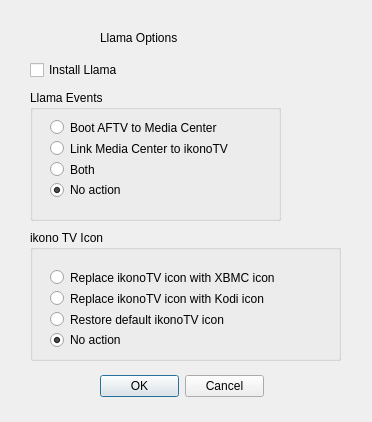
kbrack1/adbFire, file llamadialog.ui: the form before one commit.
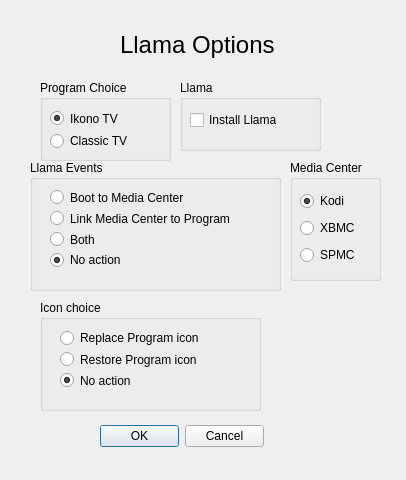
The form after the commit.

What changed in the file:
```diff
--- a/llamadialog.ui
+++ b/llamadialog.ui
@@ -6,8 +6,8 @@
    <rect>
     <x>0</x>
     <y>0</y>
-    <width>372</width>
-    <height>422</height>
+    <width>406</width>
+    <height>480</height>
    </rect>
   </property>
   <property name="windowTitle">
@@ -16,21 +16,21 @@
   <widget class="QLabel" name="label">
    <property name="geometry">
     <rect>
-     <x>100</x>
+     <x>120</x>
      <y>30</y>
-     <width>141</width>
-     <height>16</height>
+     <width>181</width>
+     <height>31</height>
     </rect>
    </property>
    <property name="text">
-    <string>Llama Options</string>
+    <string>&lt;html&gt;&lt;head/&gt;&lt;body&gt;&lt;p&gt;&lt;span style=&quot; font-size:18pt;&quot;&gt;Llama Options&lt;/span&gt;&lt;/p&gt;&lt;/body&gt;&lt;/html&gt;</string>
    </property>
   </widget>
   <widget class="QGroupBox" name="groupBox">
    <property name="geometry">
     <rect>
      <x>30</x>
-     <y>90</y>
+     <y>160</y>
      <width>251</width>
      <height>131</height>
     </rect>
@@ -43,7 +43,7 @@
      <rect>
       <x>20</x>
       <y>30</y>
-      <width>209</width>
+      <width>211</width>
       <height>77</height>
      </rect>
     </property>
@@ -54,7 +54,7 @@
         <string>&lt;html&gt;&lt;head/&gt;&lt;body&gt;&lt;p&gt;When the AFTV boots, XBMC automatically starts.&lt;/p&gt;&lt;/body&gt;&lt;/html&gt;</string>
        </property>
        <property name="text">
-        <string>Boot AFTV to Media Center</string>
+        <string>Boot to Media Center</string>
        </property>
        <property name="checked">
         <bool>false</bool>
@@ -67,7 +67,7 @@
         <string>&lt;html&gt;&lt;head/&gt;&lt;body&gt;&lt;p&gt;When Classic TV is launched, XBMC starts.&lt;/p&gt;&lt;/body&gt;&lt;/html&gt;</string>
        </property>
        <property name="text">
-        <string>Link Media Center to ikonoTV</string>
+        <string>Link Media Center to Program</string>
        </property>
        <property name="checked">
         <bool>false</bool>
@@ -103,41 +103,25 @@
     </layout>
    </widget>
   </widget>
-  <widget class="QCheckBox" name="llamacheckBox">
-   <property name="geometry">
-    <rect>
-     <x>30</x>
-     <y>60</y>
-     <width>121</width>
-     <height>20</height>
-    </rect>
-   </property>
-   <property name="toolTip">
-    <string>&lt;html&gt;&lt;head/&gt;&lt;body&gt;&lt;p&gt;Install Llama or update Llama Events&lt;/p&gt;&lt;/body&gt;&lt;/html&gt;</string>
-   </property>
-   <property name="text">
-    <string>Install Llama</string>
-   </property>
-  </widget>
   <widget class="QGroupBox" name="groupBox_2">
    <property name="geometry">
     <rect>
-     <x>30</x>
-     <y>230</y>
-     <width>311</width>
-     <height>131</height>
+     <x>40</x>
+     <y>300</y>
+     <width>221</width>
+     <height>111</height>
     </rect>
    </property>
    <property name="title">
-    <string>ikono TV Icon</string>
+    <string>Icon choice</string>
    </property>
-   <widget class="QWidget" name="layoutWidget">
+   <widget class="QWidget" name="">
     <property name="geometry">
      <rect>
       <x>20</x>
-      <y>40</y>
-      <width>275</width>
-      <height>77</height>
+      <y>30</y>
+      <width>167</width>
+      <height>58</height>
      </rect>
     </property>
     <layout class="QVBoxLayout" name="verticalLayout_2">
@@ -147,10 +131,7 @@
         <string>&lt;html&gt;&lt;head/&gt;&lt;body&gt;&lt;p&gt;Replace Classic TV icon with XBMC icon&lt;/p&gt;&lt;/body&gt;&lt;/html&gt;</string>
        </property>
        <property name="text">
-        <string>Replace ikonoTV icon with XBMC icon</string>
-       </property>
-       <property name="checked">
-        <bool>false</bool>
+        <string>Replace Program icon </string>
        </property>
       </widget>
      </item>
@@ -160,23 +141,13 @@
         <string>&lt;html&gt;&lt;head/&gt;&lt;body&gt;&lt;p&gt;Restore default Classic TV icon&lt;/p&gt;&lt;/body&gt;&lt;/html&gt;</string>
        </property>
        <property name="text">
-        <string>Replace ikonoTV icon with Kodi icon</string>
+        <string>Restore Program icon</string>
        </property>
       </widget>
      </item>
      <item>
       <widget class="QRadioButton" name="ctvradio3">
        <property name="toolTip">
-        <string>&lt;html&gt;&lt;head/&gt;&lt;body&gt;&lt;p&gt;Restore default Classic TV icon&lt;/p&gt;&lt;/body&gt;&lt;/html&gt;</string>
-       </property>
-       <property name="text">
-        <string>Restore default ikonoTV icon</string>
-       </property>
-      </widget>
-     </item>
-     <item>
-      <widget class="QRadioButton" name="ctvradio4">
-       <property name="toolTip">
         <string>&lt;html&gt;&lt;head/&gt;&lt;body&gt;&lt;p&gt;Do nothing &lt;/p&gt;&lt;/body&gt;&lt;/html&gt;</string>
        </property>
        <property name="text">
@@ -190,11 +161,146 @@
     </layout>
    </widget>
   </widget>
-  <widget class="QWidget" name="layoutWidget">
+  <widget class="QGroupBox" name="groupBox_3">
+   <property name="geometry">
+    <rect>
+     <x>40</x>
+     <y>80</y>
+     <width>131</width>
+     <height>81</height>
+    </rect>
+   </property>
+   <property name="title">
+    <string>Program Choice</string>
+   </property>
+   <widget class="QWidget" name="layoutWidget">
+    <property name="geometry">
+     <rect>
+      <x>10</x>
+      <y>30</y>
+      <width>91</width>
+      <height>39</height>
+     </rect>
+    </property>
+    <layout class="QVBoxLayout" name="verticalLayout_3">
+     <item>
+      <widget class="QRadioButton" name="ikonoButton">
+       <property name="toolTip">
+        <string>&lt;html&gt;&lt;head/&gt;&lt;body&gt;&lt;p&gt;ikono TV is a priigram used as as a surrogate for your media center on the Fire TV's home page Recent section. &lt;/p&gt;&lt;/body&gt;&lt;/html&gt;</string>
+       </property>
+       <property name="text">
+        <string>Ikono TV</string>
+       </property>
+       <property name="checked">
+        <bool>true</bool>
+       </property>
+      </widget>
+     </item>
+     <item>
+      <widget class="QRadioButton" name="ctvButton">
+       <property name="toolTip">
+        <string>&lt;html&gt;&lt;head/&gt;&lt;body&gt;&lt;p&gt;ClassicTV is a priigram used as as a surrogate for your media center on the Fire TV's home page Recent section. &lt;/p&gt;&lt;/body&gt;&lt;/html&gt;</string>
+       </property>
+       <property name="text">
+        <string>Classic TV</string>
+       </property>
+      </widget>
+     </item>
+    </layout>
+   </widget>
+  </widget>
+  <widget class="QGroupBox" name="groupBox_4">
+   <property name="geometry">
+    <rect>
+     <x>180</x>
+     <y>80</y>
+     <width>141</width>
+     <height>71</height>
+    </rect>
+   </property>
+   <property name="title">
+    <string>Llama</string>
+   </property>
+   <widget class="QCheckBox" name="llamacheckBox">
+    <property name="geometry">
+     <rect>
+      <x>10</x>
+      <y>30</y>
+      <width>101</width>
+      <height>20</height>
+     </rect>
+    </property>
+    <property name="toolTip">
+     <string>&lt;html&gt;&lt;head/&gt;&lt;body&gt;&lt;p&gt;Install Llama&lt;/p&gt;&lt;/body&gt;&lt;/html&gt;</string>
+    </property>
+    <property name="text">
+     <string>Install Llama</string>
+    </property>
+   </widget>
+  </widget>
+  <widget class="QGroupBox" name="groupBox_5">
+   <property name="geometry">
+    <rect>
+     <x>290</x>
+     <y>160</y>
+     <width>91</width>
+     <height>121</height>
+    </rect>
+   </property>
+   <property name="title">
+    <string>Media Center</string>
+   </property>
+   <widget class="QWidget" name="layoutWidget_2">
+    <property name="geometry">
+     <rect>
+      <x>10</x>
+      <y>30</y>
+      <width>66</width>
+      <height>77</height>
+     </rect>
+    </property>
+    <layout class="QVBoxLayout" name="verticalLayout_4">
+     <item>
+      <widget class="QRadioButton" name="kodiButton">
+       <property name="toolTip">
+        <string>&lt;html&gt;&lt;head/&gt;&lt;body&gt;&lt;p&gt;Select the icon for the Kodi Media Center&lt;/p&gt;&lt;/body&gt;&lt;/html&gt;</string>
+       </property>
+       <property name="text">
+        <string>Kodi</string>
+       </property>
+       <property name="checked">
+        <bool>true</bool>
+       </property>
+      </widget>
+     </item>
+     <item>
+      <widget class="QRadioButton" name="xbmcButton">
+       <property name="toolTip">
+        <string>&lt;html&gt;&lt;head/&gt;&lt;body&gt;&lt;p&gt;Select the icon for the XBMC Media Center&lt;/p&gt;&lt;/body&gt;&lt;/html&gt;</string>
+       </property>
+       <property name="text">
+        <string>XBMC</string>
+       </property>
+      </widget>
+     </item>
+     <item>
+      <widget class="QRadioButton" name="spmcButton">
+       <property name="toolTip">
+        <string>&lt;html&gt;&lt;head/&gt;&lt;body&gt;&lt;p&gt;Select the icon for the SPMC Media Center&lt;/p&gt;&lt;/body&gt;&lt;/html&gt;</string>
+       </property>
+       <property name="text">
+        <string>SPMC</string>
+       </property>
+      </widget>
+     </item>
+    </layout>
+   </widget>
+  </widget>
+  <widget class="QWidget" name="">
    <property name="geometry">
     <rect>
      <x>100</x>
-     <y>370</y>
+     <y>420</y>
      <width>164</width>
      <height>32</height>
     </rect>
```
Left out of the diff: 18 changed lines with no effect on the pictures.
